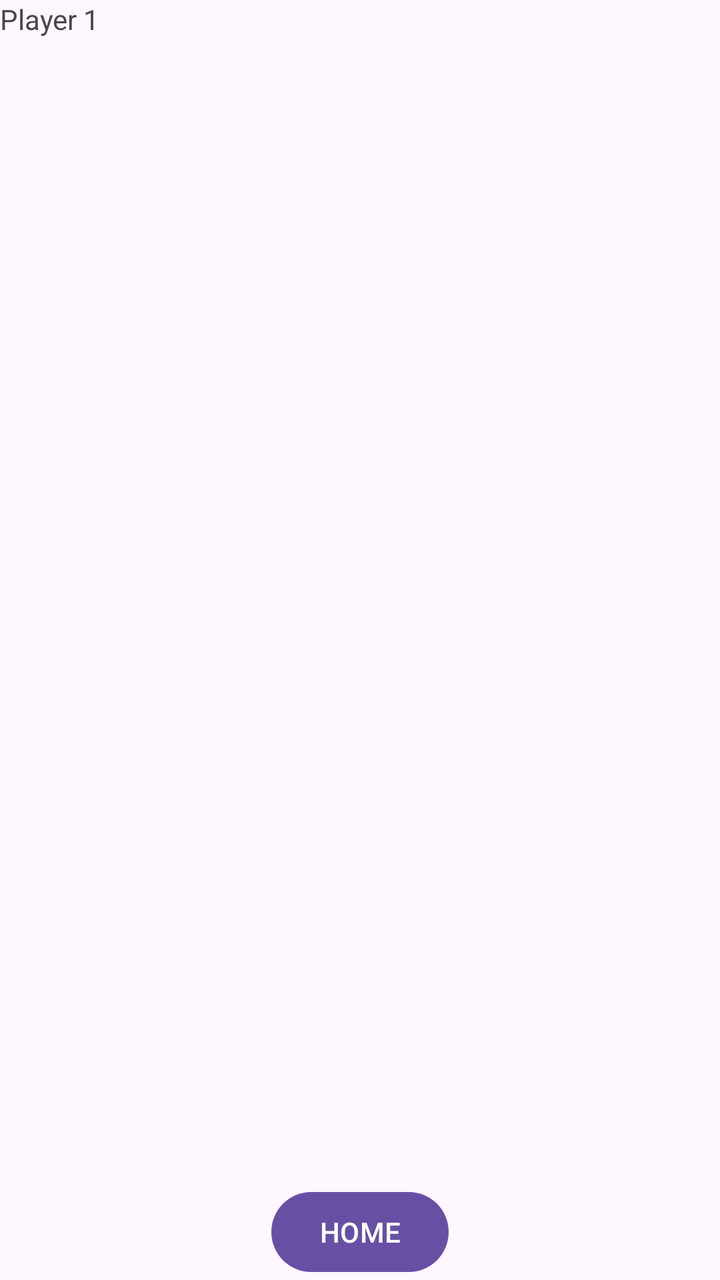
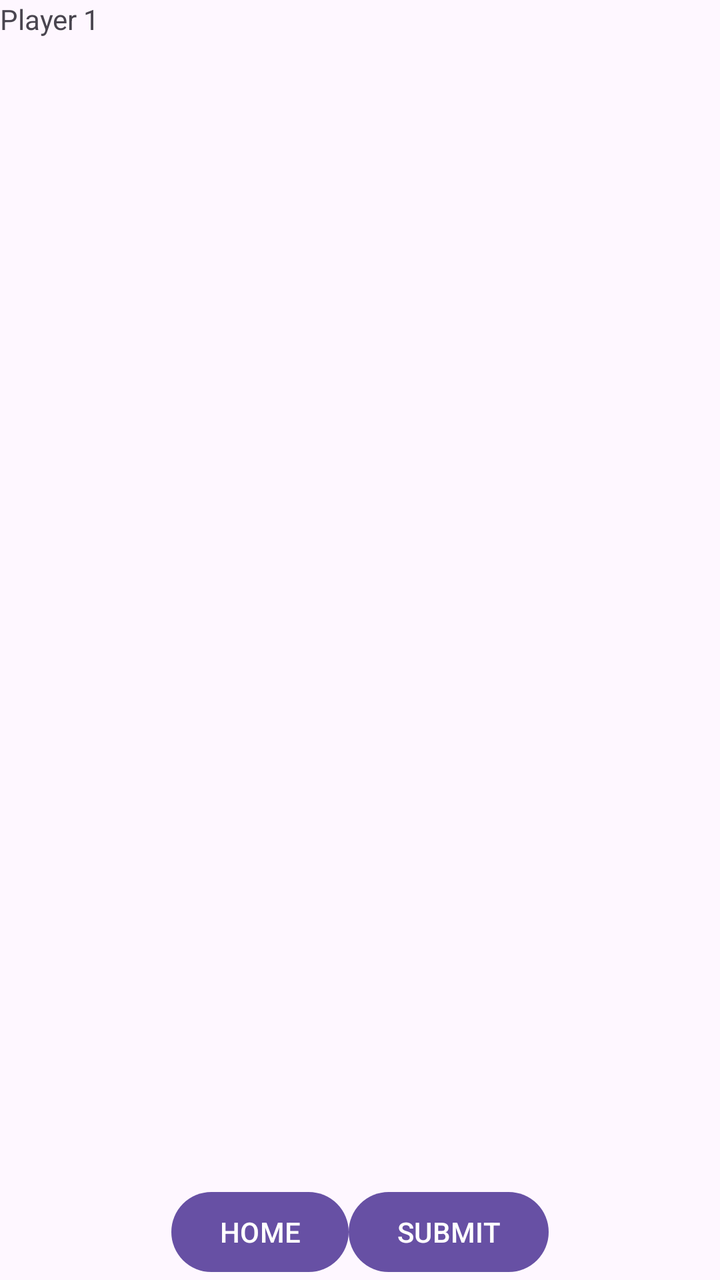

An Android layout rendered at two revisions. The XML below is the earlier revision; the diff shows what the commit changed to produce the second picture.
<!-- AndroidManifest.xml: application theme Theme.Oscarsthegrouchapp -->
<!-- res/layout/fragment_fill_ballot.xml -->
<?xml version="1.0" encoding="utf-8"?>
<androidx.constraintlayout.widget.ConstraintLayout
    xmlns:android="http://schemas.android.com/apk/res/android"
    xmlns:app="http://schemas.android.com/apk/res-auto"
    android:layout_width="match_parent"
    android:layout_height="match_parent">

    <TextView
        android:id="@+id/ballotsPlayerName"
        android:layout_width="match_parent"
        android:layout_height="wrap_content"
        android:text="Player 1"
        app:layout_constraintTop_toTopOf="parent"
        app:layout_constraintStart_toStartOf="parent"
        app:layout_constraintEnd_toEndOf="parent"
        />

    
    <androidx.recyclerview.widget.RecyclerView
        android:id="@+id/statusIndicator"
        android:layout_width="0dp"
        android:layout_height="48dp"
        android:padding="8dp"
        android:clipToPadding="false"
        app:layoutManager="androidx.recyclerview.widget.LinearLayoutManager"
        android:orientation="horizontal"
        app:layout_constraintTop_toBottomOf="@id/ballotsPlayerName"
        app:layout_constraintStart_toStartOf="parent"
        app:layout_constraintEnd_toEndOf="parent" />

    

    <FrameLayout
        android:layout_width="0dp"
        android:layout_height="0dp"
        app:layout_constraintTop_toBottomOf="@id/statusIndicator"
        app:layout_constraintBottom_toTopOf="@id/footer"
        app:layout_constraintStart_toStartOf="parent"
        app:layout_constraintEnd_toEndOf="parent"
        >
        
        <ProgressBar
            android:id="@+id/loadingView"
            android:layout_width="wrap_content"
            android:layout_height="wrap_content"
            android:layout_gravity="center" />

        
        <androidx.viewpager2.widget.ViewPager2
            android:id="@+id/viewPager"
            android:visibility="gone"
            android:layout_width="match_parent"
            android:layout_height="match_parent" />
    </FrameLayout>

    <LinearLayout
        android:id="@+id/footer"
        android:layout_width="match_parent"
        android:layout_height="wrap_content"
        app:layout_constraintBottom_toBottomOf="parent"
        app:layout_constraintStart_toStartOf="parent"
        app:layout_constraintEnd_toEndOf="parent"
        android:gravity="center"
        >
        <Button
            android:id="@+id/homeB"
            android:layout_width="wrap_content"
            android:layout_height="wrap_content"
            android:text="HOME"
            />

    </LinearLayout>

</androidx.constraintlayout.widget.ConstraintLayout>
<!-- resources referenced by this layout -->
<resources>
  <style name="Theme.Oscarsthegrouchapp" parent="Base.Theme.Oscarsthegrouchapp" />
  <style name="Base.Theme.Oscarsthegrouchapp" parent="Theme.Material3.DayNight.NoActionBar">
          
          
      </style>
</resources>

<!-- the commit's change to res/layout/fragment_fill_ballot.xml (unified diff, before → after) -->
@@ -69,6 +69,13 @@
             android:text="HOME"
             />
 
+        <Button
+            android:id="@+id/submitB"
+            android:layout_width="wrap_content"
+            android:layout_height="wrap_content"
+            android:text="SUBMIT"
+            />
+
     </LinearLayout>
 
 </androidx.constraintlayout.widget.ConstraintLayout>
